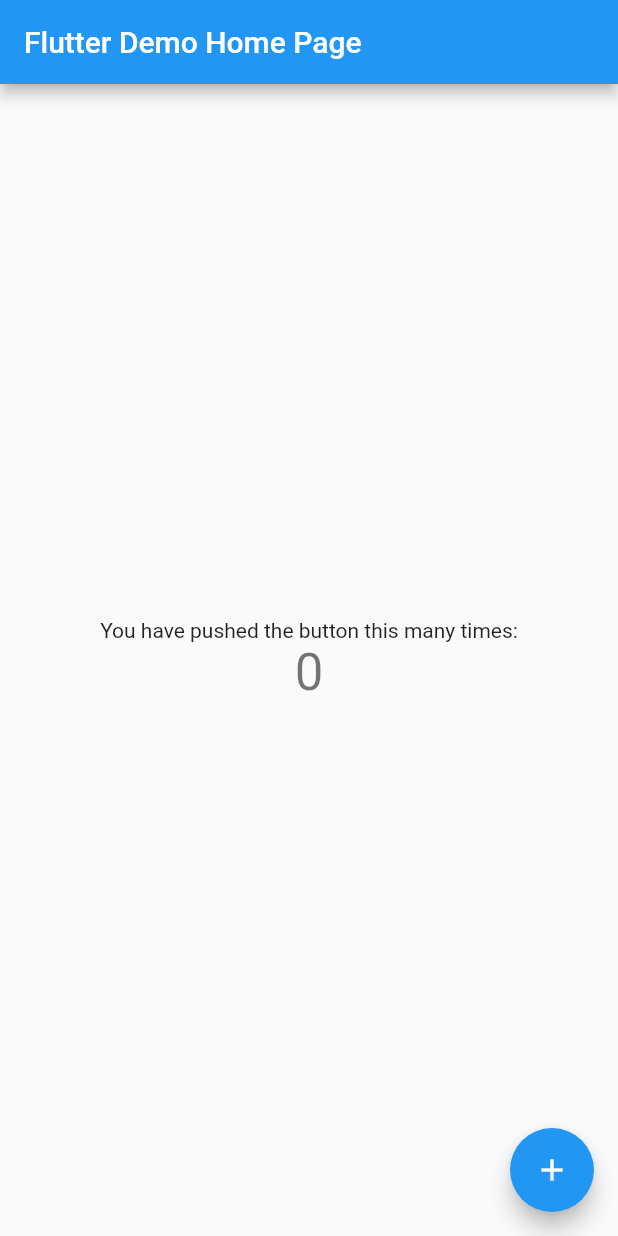
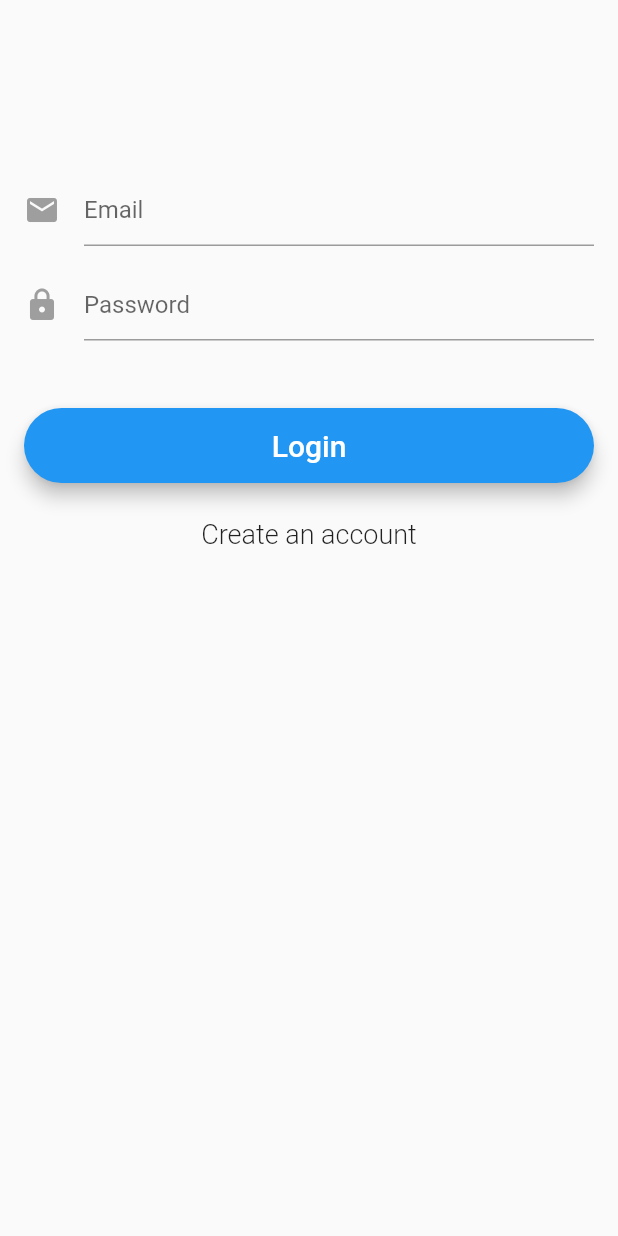
Before and after one commit to razvanrujoiu/BodyComposition, a Flutter app: the screen it shows after launch, on a phone screen of 412 x 824 dp. Run offline on Flutter 3.47's test engine with Material 2 defaults, Android fonts, the phone set to English and light mode, and no system bars; our stand-ins replace firebase_auth, firebase_database; accounts and stored records are empty.

Commit message:
added login and registration with firebase

```diff
--- a/lib/main.dart
+++ b/lib/main.dart
@@ -1,117 +1,18 @@
+import 'package:bodycomposition/screens/root_page.dart';
 import 'package:flutter/material.dart';
+import 'services/authentication.dart';
 
-void main() {
-  runApp(MyApp());
-}
+void main() => runApp(new MyApp());
 
 class MyApp extends StatelessWidget {
-  // This widget is the root of your application.
   @override
   Widget build(BuildContext context) {
-    return MaterialApp(
-      title: 'Flutter Demo',
-      theme: ThemeData(
-        // This is the theme of your application.
-        //
-        // Try running your application with "flutter run". You'll see the
-        // application has a blue toolbar. Then, without quitting the app, try
-        // changing the primarySwatch below to Colors.green and then invoke
-        // "hot reload" (press "r" in the console where you ran "flutter run",
-        // or simply save your changes to "hot reload" in a Flutter IDE).
-        // Notice that the counter didn't reset back to zero; the application
-        // is not restarted.
-        primarySwatch: Colors.blue,
-        // This makes the visual density adapt to the platform that you run
-        // the app on. For desktop platforms, the controls will be smaller and
-        // closer together (more dense) than on mobile platforms.
-        visualDensity: VisualDensity.adaptivePlatformDensity,
-      ),
-      home: MyHomePage(title: 'Flutter Demo Home Page'),
-    );
+    return new MaterialApp(
+        title: 'Body Composition',
+        debugShowCheckedModeBanner: false,
+        theme: new ThemeData(
+          primarySwatch: Colors.blue,
+        ),
+        home: new RootPage(auth: new Auth()));
   }
 }
-
-class MyHomePage extends StatefulWidget {
-  MyHomePage({Key key, this.title}) : super(key: key);
-
-  // This widget is the home page of your application. It is stateful, meaning
-  // that it has a State object (defined below) that contains fields that affect
-  // how it looks.
-
-  // This class is the configuration for the state. It holds the values (in this
-  // case the title) provided by the parent (in this case the App widget) and
-  // used by the build method of the State. Fields in a Widget subclass are
-  // always marked "final".
-
-  final String title;
-
-  @override
-  _MyHomePageState createState() => _MyHomePageState();
-}
-
-class _MyHomePageState extends State<MyHomePage> {
-  int _counter = 0;
-
-  void _incrementCounter() {
-    setState(() {
-      // This call to setState tells the Flutter framework that something has
-      // changed in this State, which causes it to rerun the build method below
-      // so that the display can reflect the updated values. If we changed
-      // _counter without calling setState(), then the build method would not be
-      // called again, and so nothing would appear to happen.
-      _counter++;
-    });
-  }
-
-  @override
-  Widget build(BuildContext context) {
-    // This method is rerun every time setState is called, for instance as done
-    // by the _incrementCounter method above.
-    //
-    // The Flutter framework has been optimized to make rerunning build methods
-    // fast, so that you can just rebuild anything that needs updating rather
-    // than having to individually change instances of widgets.
-    return Scaffold(
-      appBar: AppBar(
-        // Here we take the value from the MyHomePage object that was created by
-        // the App.build method, and use it to set our appbar title.
-        title: Text(widget.title),
-      ),
-      body: Center(
-        // Center is a layout widget. It takes a single child and positions it
-        // in the middle of the parent.
-        child: Column(
-          // Column is also a layout widget. It takes a list of children and
-          // arranges them vertically. By default, it sizes itself to fit its
-          // children horizontally, and tries to be as tall as its parent.
-          //
-          // Invoke "debug painting" (press "p" in the console, choose the
-          // "Toggle Debug Paint" action from the Flutter Inspector in Android
-          // Studio, or the "Toggle Debug Paint" command in Visual Studio Code)
-          // to see the wireframe for each widget.
-          //
-          // Column has various properties to control how it sizes itself and
-          // how it positions its children. Here we use mainAxisAlignment to
-          // center the children vertically; the main axis here is the vertical
-          // axis because Columns are vertical (the cross axis would be
-          // horizontal).
-          mainAxisAlignment: MainAxisAlignment.center,
-          children: <Widget>[
-            Text(
-              'You have pushed the button this many times:',
-            ),
-            Text(
-              '$_counter',
-              style: Theme.of(context).textTheme.headline4,
-            ),
-          ],
-        ),
-      ),
-      floatingActionButton: FloatingActionButton(
-        onPressed: _incrementCounter,
-        tooltip: 'Increment',
-        child: Icon(Icons.add),
-      ), // This trailing comma makes auto-formatting nicer for build methods.
-    );
-  }
-}
--- /dev/null
+++ b/lib/screens/login.dart
@@ -0,0 +1,222 @@
+import 'package:flutter/material.dart';
+import 'package:bodycomposition/services/authentication.dart';
+
+class LoginSignupPage extends StatefulWidget {
+  LoginSignupPage({this.auth, this.loginCallback});
+
+  final BaseAuth auth;
+  final VoidCallback loginCallback;
+
+  @override
+  State<StatefulWidget> createState() => new _LoginSignupPageState();
+}
+
+class _LoginSignupPageState extends State<LoginSignupPage> {
+  final _formKey = new GlobalKey<FormState>();
+
+  String _email;
+  String _password;
+  String _errorMessage;
+
+  bool _isLoginForm;
+  bool _isLoading;
+
+  // Check if form is valid before perform login or signup
+  bool validateAndSave() {
+    final form = _formKey.currentState;
+    if (form.validate()) {
+      form.save();
+      return true;
+    }
+    return false;
+  }
+
+  // Perform login or signup
+  void validateAndSubmit() async {
+    setState(() {
+      _errorMessage = "";
+      _isLoading = true;
+    });
+    if (validateAndSave()) {
+      String userId = "";
+      try {
+        if (_isLoginForm) {
+          userId = await widget.auth.signIn(_email, _password);
+          print('Signed in: $userId');
+        } else {
+          userId = await widget.auth.signUp(_email, _password);
+          //widget.auth.sendEmailVerification();
+          //_showVerifyEmailSentDialog();
+          print('Signed up user: $userId');
+        }
+        setState(() {
+          _isLoading = false;
+        });
+
+        if (userId.length > 0 && userId != null && _isLoginForm) {
+          widget.loginCallback();
+        }
+      } catch (e) {
+        print('Error: $e');
+        setState(() {
+          _isLoading = false;
+          _errorMessage = e.message;
+          _formKey.currentState.reset();
+        });
+      }
+    }
+  }
+
+  @override
+  void initState() {
+    _errorMessage = "";
+    _isLoading = false;
+    _isLoginForm = true;
+    super.initState();
+  }
+
+  void resetForm() {
+    _formKey.currentState.reset();
+    _errorMessage = "";
+  }
+
+  void toggleFormMode() {
+    resetForm();
+    setState(() {
+      _isLoginForm = !_isLoginForm;
+    });
+  }
+
+  @override
+  Widget build(BuildContext context) {
+    return new Scaffold(
+        body: Stack(
+          children: <Widget>[
+            _showForm(),
+            _showCircularProgress(),
+          ],
+        ));
+  }
+
+  Widget _showCircularProgress() {
+    if (_isLoading) {
+      return Center(child: CircularProgressIndicator());
+    }
+    return Container(
+      height: 0.0,
+      width: 0.0,
+    );
+  }
+
+  Widget _showForm() {
+    return new Container(
+        padding: EdgeInsets.all(16.0),
+        child: new Form(
+          key: _formKey,
+          child: new ListView(
+            shrinkWrap: true,
+            children: <Widget>[
+              showEmailInput(),
+              showPasswordInput(),
+              showPrimaryButton(),
+              showSecondaryButton(),
+              showErrorMessage(),
+            ],
+          ),
+        ));
+  }
+
+  Widget showErrorMessage() {
+    if (_errorMessage.length > 0 && _errorMessage != null) {
+      return new Text(
+        _errorMessage,
+        style: TextStyle(
+            fontSize: 13.0,
+            color: Colors.red,
+            height: 1.0,
+            fontWeight: FontWeight.w300),
+      );
+    } else {
+      return new Container(
+        height: 0.0,
+      );
+    }
+  }
+
+  Widget showLogo() {
+    return new Hero(
+      tag: 'hero',
+      child: Padding(
+        padding: EdgeInsets.fromLTRB(0.0, 70.0, 0.0, 0.0),
+        child: CircleAvatar(
+          backgroundColor: Colors.transparent,
+          radius: 48.0,
+          child: Image.asset('assets/flutter-icon.png'),
+        ),
+      ),
+    );
+  }
+
+  Widget showEmailInput() {
+    return Padding(
+      padding: const EdgeInsets.fromLTRB(0.0, 100.0, 0.0, 0.0),
+      child: new TextFormField(
+        maxLines: 1,
+        keyboardType: TextInputType.emailAddress,
+        autofocus: false,
+        decoration: new InputDecoration(
+            hintText: 'Email',
+            icon: new Icon(
+              Icons.mail,
+              color: Colors.grey,
+            )),
+        validator: (value) => value.isEmpty ? 'Email can\'t be empty' : null,
+        onSaved: (value) => _email = value.trim(),
+      ),
+    );
+  }
+
+  Widget showPasswordInput() {
+    return Padding(
+      padding: const EdgeInsets.fromLTRB(0.0, 15.0, 0.0, 0.0),
+      child: new TextFormField(
+        maxLines: 1,
+        obscureText: true,
+        autofocus: false,
+        decoration: new InputDecoration(
+            hintText: 'Password',
+            icon: new Icon(
+              Icons.lock,
+              color: Colors.grey,
+            )),
+        validator: (value) => value.isEmpty ? 'Password can\'t be empty' : null,
+        onSaved: (value) => _password = value.trim(),
+      ),
+    );
+  }
+
+  Widget showSecondaryButton() {
+    return new FlatButton(
+        child: new Text(
+            _isLoginForm ? 'Create an account' : 'Have an account? Sign in',
+            style: new TextStyle(fontSize: 18.0, fontWeight: FontWeight.w300)),
+        onPressed: toggleFormMode);
+  }
+
+  Widget showPrimaryButton() {
+    return new Padding(
+        padding: EdgeInsets.fromLTRB(0.0, 45.0, 0.0, 10.0),
+        child: SizedBox(
+          height: 50.0,
+          child: new RaisedButton(
+            elevation: 5.0,
+            shape: new RoundedRectangleBorder(
+                borderRadius: new BorderRadius.circular(30.0)),
+            color: Colors.blue,
+            child: new Text(_isLoginForm ? 'Login' : 'Create account',
+                style: new TextStyle(fontSize: 20.0, color: Colors.white)),
+            onPressed: validateAndSubmit,
+          ),
+        ));
+  }
+}
--- /dev/null
+++ b/lib/screens/root_page.dart
@@ -0,0 +1,92 @@
+import 'package:flutter/material.dart';
+import 'package:bodycomposition/screens/login.dart';
+import 'package:bodycomposition/services/authentication.dart';
+import 'package:bodycomposition/screens/home_page.dart';
+
+enum AuthStatus {
+  NOT_DETERMINED,
+  NOT_LOGGED_IN,
+  LOGGED_IN,
+}
+
+class RootPage extends StatefulWidget {
+  RootPage({this.auth});
+
+  final BaseAuth auth;
+
+  @override
+  State<StatefulWidget> createState() => new _RootPageState();
+}
+
+class _RootPageState extends State<RootPage> {
+  AuthStatus authStatus = AuthStatus.NOT_DETERMINED;
+  String _userId = "";
+
+  @override
+  void initState() {
+    super.initState();
+    widget.auth.getCurrentUser().then((user) {
+      setState(() {
+        if (user != null) {
+          _userId = user?.uid;
+        }
+        authStatus =
+        user?.uid == null ? AuthStatus.NOT_LOGGED_IN : AuthStatus.LOGGED_IN;
+      });
+    });
+  }
+
+  void loginCallback() {
+    widget.auth.getCurrentUser().then((user) {
+      setState(() {
+        _userId = user.uid.toString();
+      });
+    });
+    setState(() {
+      authStatus = AuthStatus.LOGGED_IN;
+    });
+  }
+
+  void logoutCallback() {
+    setState(() {
+      authStatus = AuthStatus.NOT_LOGGED_IN;
+      _userId = "";
+    });
+  }
+
+  Widget buildWaitingScreen() {
+    return Scaffold(
+      body: Container(
+        alignment: Alignment.center,
+        child: CircularProgressIndicator(),
+      ),
+    );
+  }
+
+  @override
+  Widget build(BuildContext context) {
+    switch (authStatus) {
+      case AuthStatus.NOT_DETERMINED:
+        return buildWaitingScreen();
+        break;
+      case AuthStatus.NOT_LOGGED_IN:
+        return new LoginSignupPage(
+          auth: widget.auth,
+          loginCallback: loginCallback,
+        );
+        break;
+      case AuthStatus.LOGGED_IN:
+        if (_userId.length > 0 && _userId != null) {
+          return new HomePage(
+            userId: _userId,
+            auth: widget.auth,
+            logoutCallback: logoutCallback,
+          );
+        } else
+          return buildWaitingScreen();
+        break;
+      default:
+        return buildWaitingScreen();
+    }
+  }
+}
--- /dev/null
+++ b/lib/services/authentication.dart
@@ -0,0 +1,53 @@
+import 'dart:async';
+import 'package:firebase_auth/firebase_auth.dart';
+
+abstract class BaseAuth {
+  Future<String> signIn(String email, String password);
+
+  Future<String> signUp(String email, String password);
+
+  Future<FirebaseUser> getCurrentUser();
+
+  Future<void> sendEmailVerification();
+
+  Future<void> signOut();
+
+  Future<bool> isEmailVerified();
+}
+
+class Auth implements BaseAuth {
+  final FirebaseAuth _firebaseAuth = FirebaseAuth.instance;
+
+  Future<String> signIn(String email, String password) async {
+    AuthResult result = await _firebaseAuth.signInWithEmailAndPassword(
+        email: email, password: password);
+    FirebaseUser user = result.user;
+    return user.uid;
+  }
+
+  Future<String> signUp(String email, String password) async {
+    AuthResult result = await _firebaseAuth.createUserWithEmailAndPassword(
+        email: email, password: password);
+    FirebaseUser user = result.user;
+    return user.uid;
+  }
+
+  Future<FirebaseUser> getCurrentUser() async {
+    FirebaseUser user = await _firebaseAuth.currentUser();
+    return user;
+  }
+
+  Future<void> signOut() async {
+    return _firebaseAuth.signOut();
+  }
+
+  Future<void> sendEmailVerification() async {
+    FirebaseUser user = await _firebaseAuth.currentUser();
+    user.sendEmailVerification();
+  }
+
+  Future<bool> isEmailVerified() async {
+    FirebaseUser user = await _firebaseAuth.currentUser();
+    return user.isEmailVerified;
+  }
+}
--- a/pubspec.yaml
+++ b/pubspec.yaml
@@ -28,6 +28,8 @@ dependencies:
   # The following adds the Cupertino Icons font to your application.
   # Use with the CupertinoIcons class for iOS style icons.
   cupertino_icons: ^0.1.3
+  firebase_auth: 0.16.1
+  firebase_database: 3.1.6
 
 dev_dependencies:
   flutter_test:
@@ -39,9 +41,7 @@ dev_dependencies:
 # The following section is specific to Flutter.
 flutter:
 
-  # The following line ensures that the Material Icons font is
-  # included with your application, so that you can use the icons in
-  # the material Icons class.
+
   uses-material-design: true
 
   # To add assets to your application, add an assets section, like this:
```
Also changed, not shown: lib/screens/home_page.dart (added, +55 -0 lines), pubspec.lock, 8 other files.
